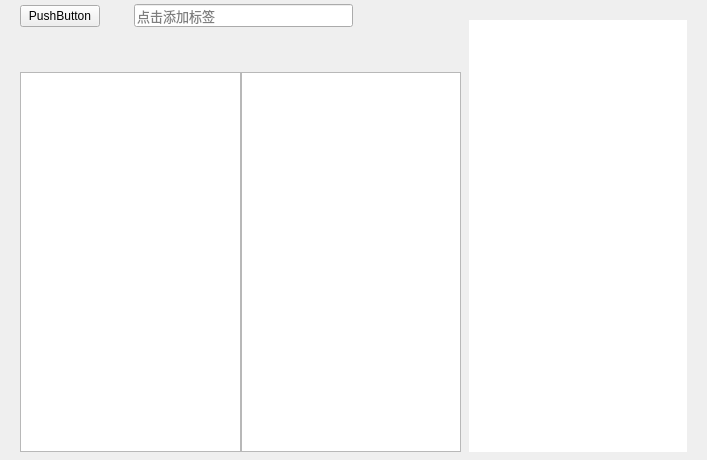
Above: src/views/markdowneditorwidget.ui from Gitnoter/Gitnoter before the change. Below: the same form after it.
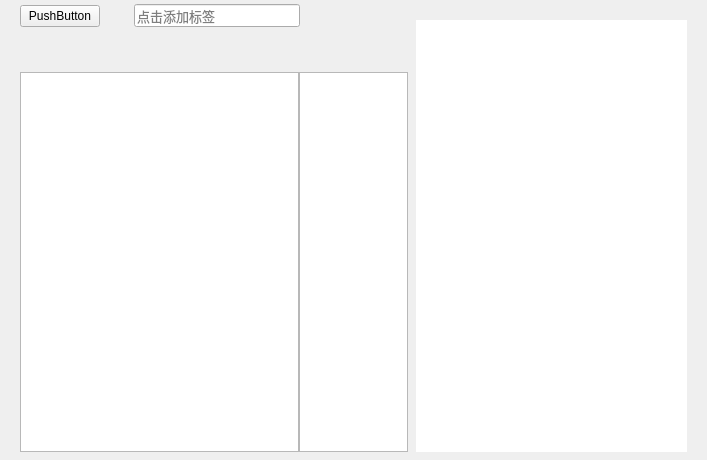
That is the form after the change. Icons and pictures are not drawn. Custom widgets are drawn as their Qt base class.

Commit message: fix previewer resizeEvent bug, sizeAdjustPolicy

The edit to the form file:
```diff
--- a/src/views/markdowneditorwidget.ui
+++ b/src/views/markdowneditorwidget.ui
@@ -894,6 +894,9 @@
             <verstretch>0</verstretch>
            </sizepolicy>
           </property>
+          <property name="sizeAdjustPolicy">
+           <enum>QAbstractScrollArea::AdjustToContents</enum>
+          </property>
           <property name="openExternalLinks">
            <bool>true</bool>
           </property>
```
